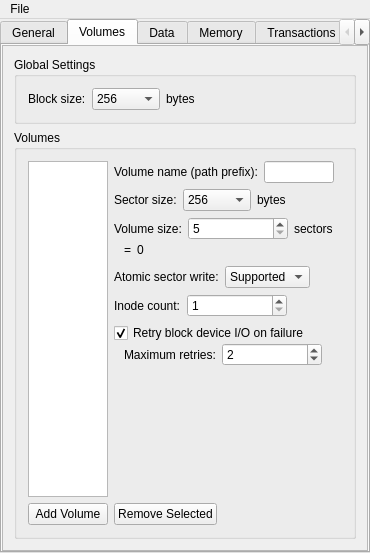
tuxera/reliance-edge, file os/win32/tools/config/ui/configwindow.ui: the form before one commit.
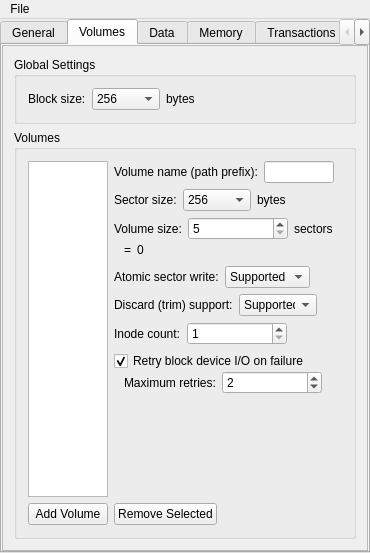
The form after the commit. The open tabs and pages were chosen to show the change. Custom widgets are drawn as their Qt base class.

What changed in the file:
```diff
--- a/os/win32/tools/config/ui/configwindow.ui
+++ b/os/win32/tools/config/ui/configwindow.ui
@@ -1367,6 +1367,72 @@
                      </item>
                     </layout>
                    </item>
+                   <item>
+                    <layout class="QHBoxLayout" name="hlayDiscardsSupported">
+                     <item>
+                      <widget class="QLabel" name="label_22">
+                       <property name="text">
+                        <string>Discard (trim) support:</string>
+                       </property>
+                      </widget>
+                     </item>
+                     <item>
+                      <widget class="QComboBox" name="cmbDiscardsSupported">
+                       <property name="minimumSize">
+                        <size>
+                         <width>70</width>
+                         <height>0</height>
+                        </size>
+                       </property>
+                       <item>
+                        <property name="text">
+                         <string>Supported</string>
+                        </property>
+                       </item>
+                       <item>
+                        <property name="text">
+                         <string>Unsupported</string>
+                        </property>
+                       </item>
+                      </widget>
+                     </item>
+                     <item>
+                      <spacer name="horizontalSpacer_35">
+                       <property name="orientation">
+                        <enum>Qt::Horizontal</enum>
+                       </property>
+                       <property name="sizeHint" stdset="0">
+                        <size>
+                         <width>40</width>
+                         <height>20</height>
+                        </size>
+                       </property>
+                      </spacer>
+                     </item>
+                     <item>
+                      <widget class="WarningBtn" name="wbtnDiscardsSupported" native="true">
+                       <property name="sizePolicy">
+                        <sizepolicy hsizetype="Fixed" vsizetype="Ignored">
+                         <horstretch>0</horstretch>
+                         <verstretch>0</verstretch>
+                        </sizepolicy>
+                       </property>
+                       <property name="minimumSize">
+                        <size>
+                         <width>0</width>
+                         <height>0</height>
+                        </size>
+                       </property>
+                       <property name="maximumSize">
+                        <size>
+                         <width>18</width>
+                         <height>16777215</height>
+                        </size>
+                       </property>
+                      </widget>
+                     </item>
+                    </layout>
+                   </item>
                    <item>
                     <layout class="QHBoxLayout" name="hlayInodeCount">
                      <item>
```
Left out of the diff: 16 changed lines with no effect on the pictures.
